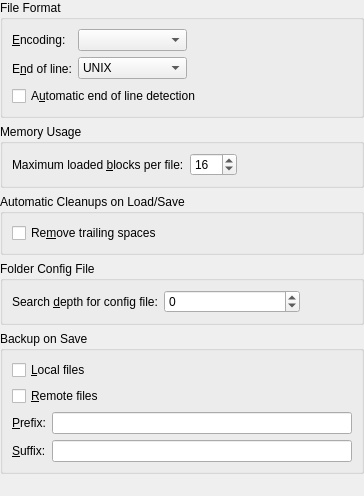
The window that part/part/ui/opensaveconfigwidget.ui (KDE/kate) describes before a commit, drawn with Qt 5.
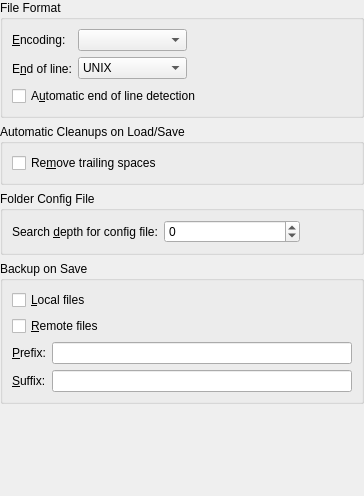
The same window after the commit.

Commit message: no blocks anymore

```diff
--- a/part/part/ui/opensaveconfigwidget.ui
+++ b/part/part/ui/opensaveconfigwidget.ui
@@ -109,63 +109,6 @@
      </layout>
     </widget>
    </item>
-   <item>
-    <widget class="QGroupBox" name="gbMemoryUsage" >
-     <property name="title" >
-      <string>Memory Usage</string>
-     </property>
-     <layout class="QHBoxLayout" >
-      <property name="margin" >
-       <number>9</number>
-      </property>
-      <property name="spacing" >
-       <number>6</number>
-      </property>
-      <item>
-       <widget class="QLabel" name="lblBlocks" >
-        <property name="text" >
-         <string>Maximum loaded &amp;blocks per file:</string>
-        </property>
-        <property name="buddy" >
-         <cstring>sbBlockCount</cstring>
-        </property>
-       </widget>
-      </item>
-      <item>
-       <widget class="QSpinBox" name="sbBlockCount" >
-        <property name="whatsThis" >
-         <string>The editor will load given number of blocks (of around 2048 lines) of text into memory; if the filesize is bigger than this the other blocks are swapped to disk and loaded transparently as-needed.&lt;br> This can cause little delays while navigating in the document; a larger block count increases the editing speed at the cost of memory. &lt;br>For normal usage, just choose the highest possible block count: limit it only if you have problems with the memory usage.</string>
-        </property>
-        <property name="maximum" >
-         <number>512</number>
-        </property>
-        <property name="minimum" >
-         <number>4</number>
-        </property>
-        <property name="singleStep" >
-         <number>4</number>
-        </property>
-        <property name="value" >
-         <number>16</number>
-        </property>
-       </widget>
-      </item>
-      <item>
-       <spacer>
-        <property name="orientation" >
-         <enum>Qt::Horizontal</enum>
-        </property>
-        <property name="sizeHint" >
-         <size>
-          <width>16</width>
-          <height>23</height>
-         </size>
-        </property>
-       </spacer>
-      </item>
-     </layout>
-    </widget>
-   </item>
    <item>
     <widget class="QGroupBox" name="gbCleanups" >
      <property name="title" >
```
The commit also changes 5 other files.
